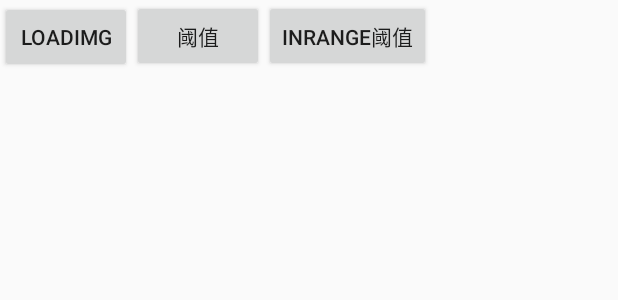
After one commit to ArcGhh/opencv-demos, an Android app: the layout activity_threshold.xml on its own in the app's theme, with its tools: preview values and no code run, on a phone screen of 412 x 824 dp. The commit adds this screen. Shown: the top 300 px of the screen. Run offline under Robolectric (Android 15) with nearby library versions, the phone set to English and light mode, and no system bars.

Commit message:
阈值[inRange]操作

```diff
--- a/app/src/main/AndroidManifest.xml
+++ b/app/src/main/AndroidManifest.xml
@@ -28,7 +28,8 @@
         <activity android:name=".imgproc.blur.BlurActivity" />
         <activity android:name=".imgproc.morphology.MorphologyActivity" />
         <activity android:name=".imgproc.draw.DrawActivity" />
-        <activity android:name=".imgproc.pyramid.PyramidActivity"></activity>
+        <activity android:name=".imgproc.pyramid.PyramidActivity" />
+        <activity android:name=".imgproc.threshold.ThresholdActivity"></activity>
     </application>
 
 </manifest>
--- a/app/src/main/res/layout/activity_main.xml
+++ b/app/src/main/res/layout/activity_main.xml
@@ -32,6 +32,12 @@
         android:text="影像金字塔"/>
 
     <Button
+        android:id="@+id/btnThreshold"
+        android:layout_width="match_parent"
+        android:layout_height="wrap_content"
+        android:text="基本阈值操作"/>
+
+    <Button
         android:id="@+id/btnMat"
         android:layout_width="match_parent"
         android:layout_height="wrap_content"
--- /dev/null
+++ b/app/src/main/res/layout/activity_threshold.xml
@@ -0,0 +1,52 @@
+<?xml version="1.0" encoding="utf-8"?>
+<ScrollView xmlns:android="http://schemas.android.com/apk/res/android"
+    xmlns:app="http://schemas.android.com/apk/res-auto"
+    xmlns:tools="http://schemas.android.com/tools"
+    android:layout_width="match_parent"
+    android:layout_height="match_parent"
+    android:orientation="vertical"
+    tools:context=".imgproc.threshold.ThresholdActivity">
+
+    <LinearLayout
+        android:layout_width="match_parent"
+        android:layout_height="wrap_content"
+        android:orientation="vertical">
+
+        <LinearLayout
+            android:layout_width="wrap_content"
+            android:layout_height="wrap_content"
+            android:orientation="horizontal">
+
+            <Button
+                android:id="@+id/btnLoadImg"
+                android:layout_width="wrap_content"
+                android:layout_height="wrap_content"
+                android:text="loadImg" />
+
+            <Button
+                android:id="@+id/btnThreshold"
+                android:layout_width="wrap_content"
+                android:layout_height="wrap_content"
+                android:text="阈值" />
+
+            <Button
+                android:id="@+id/btnThresholdInRange"
+                android:layout_width="wrap_content"
+                android:layout_height="wrap_content"
+                android:text="InRange阈值" />
+
+        </LinearLayout>
+
+        <ImageView
+            android:id="@+id/imgSrc"
+            android:layout_width="match_parent"
+            android:layout_height="300dp"
+            android:scaleType="fitCenter" />
+
+        <ImageView
+            android:id="@+id/imgDst"
+            android:layout_width="match_parent"
+            android:layout_height="300dp"
+            android:scaleType="fitCenter" />
+    </LinearLayout>
+</ScrollView>
```
Also changed, not shown: app/src/main/java/com/demo/opencvdemos/MainActivity.java (+11 -0 lines), app/src/main/java/com/demo/opencvdemos/imgproc/threshold/ThresholdActivity.java (added, +123 -0 lines).
